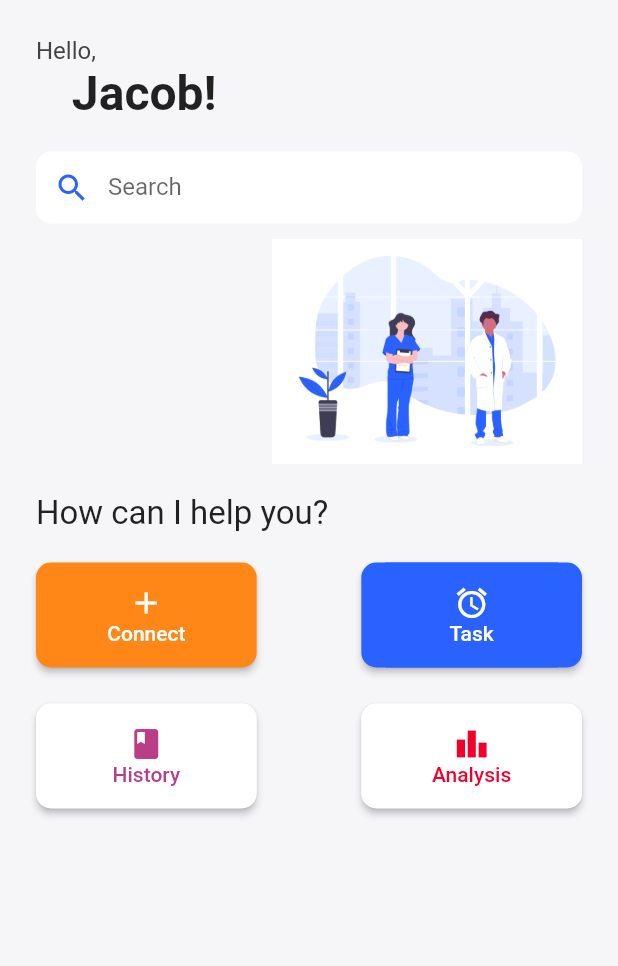
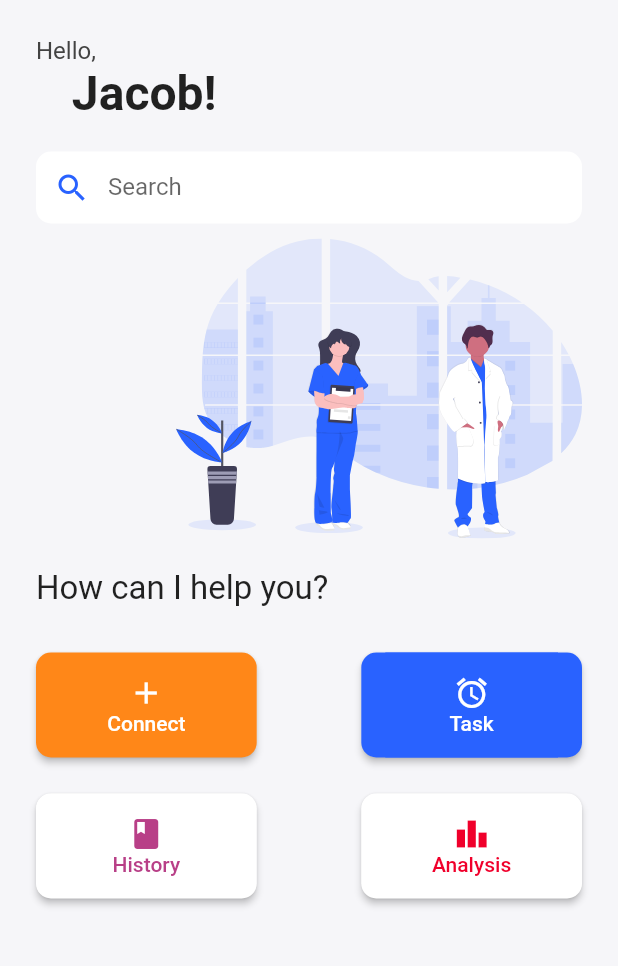
Before and after one commit to NavaneethRenjith/Medwise, a Flutter app: the screen it shows after launch, on a phone screen of 412 x 824 dp, the part 84-1050 px from its top. Run offline on Flutter 3.47's test engine with Material 2 defaults, Android fonts, the phone set to English and light mode, and no system bars; our stand-ins replace flutter_svg.

Commit message:
Added svg in homepage

```diff
--- a/Medwise/lib/screens/home_page.dart
+++ b/Medwise/lib/screens/home_page.dart
@@ -1,6 +1,8 @@
 import 'package:flutter/material.dart';
 
 import '../screens/task_page.dart';
+
+import 'package:flutter_svg/flutter_svg.dart';
 
 class HomePage extends StatelessWidget {
   @override
@@ -78,10 +80,13 @@ class HomePage extends StatelessWidget {
                 height: 10,
               ),
               // !Svg Here
+
               Container(
-                alignment: Alignment.topRight,
-                height: 150,
-                child: Image.asset('assets/images/doctor_image.png'),
+                height: 200,
+                child: SvgPicture.asset(
+                  'assets/images/doctor_image.svg',
+                  alignment: Alignment.topRight,
+                ),
               ),
               Container(
                 alignment: Alignment.centerLeft,
@@ -93,6 +98,8 @@ class HomePage extends StatelessWidget {
                   style: TextStyle(fontSize: 22),
                 ),
               ),
+
+              SizedBox(height: 10),
               Container(
                 child: Row(
                   mainAxisAlignment: MainAxisAlignment.spaceBetween,
--- a/Medwise/pubspec.yaml
+++ b/Medwise/pubspec.yaml
@@ -31,6 +31,7 @@ dependencies:
   # The following adds the Cupertino Icons font to your application.
   # Use with the CupertinoIcons class for iOS style icons.
   cupertino_icons: ^0.1.3
+  flutter_svg: ^0.19.2+1
 
 dev_dependencies:
   flutter_test:
@@ -49,8 +50,11 @@ flutter:
 
   # To add assets to your application, add an assets section, like this:
   assets:
+    - assets/
     - assets/images/tick.png
     - assets/images/doctor_image.png
+    - assets/images/doctor_image.svg
+
 
   # An image asset can refer to one or more resolution-specific "variants", see
   # https://flutter.dev/assets-and-images/#resolution-aware.
```
Also changed, not shown: Medwise/assets/images/doctor_image.svg (added), Medwise/pubspec.lock.
